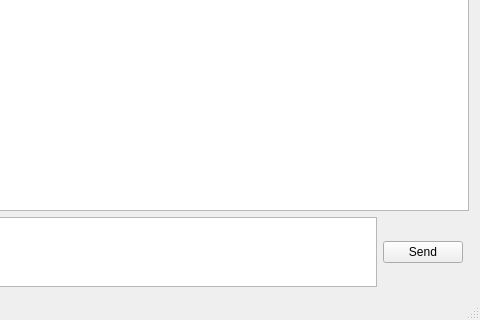
First picture: the form in lab3/lab3/mainwindow.ui, repository IvanTaleika/BSUIR-TOKS, before the edit; both pictures show x 255 to 735 and y 271 to 591 of the 735 by 591 pixel window.
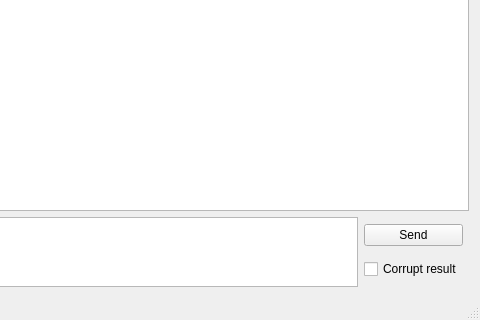
Second picture: the form after the edit. Icons and pictures are not drawn.

Commit message: Added corrupt message function

```diff
--- a/lab3/lab3/mainwindow.ui
+++ b/lab3/lab3/mainwindow.ui
@@ -14,7 +14,7 @@
    <string>Simple Terminal</string>
   </property>
   <widget class="QWidget" name="centralWidget">
-   <layout class="QVBoxLayout" name="verticalLayout" stretch="1,0">
+   <layout class="QVBoxLayout" name="verticalLayout" stretch="7,1">
     <property name="spacing">
      <number>6</number>
     </property>
@@ -65,9 +65,11 @@
        </widget>
       </item>
       <item>
+       <layout class="QVBoxLayout" name="verticalLayout_2">
+        <item>
        <widget class="QPushButton" name="sendButton">
         <property name="sizePolicy">
-         <sizepolicy hsizetype="Minimum" vsizetype="Fixed">
+           <sizepolicy hsizetype="Minimum" vsizetype="Maximum">
           <horstretch>0</horstretch>
           <verstretch>0</verstretch>
          </sizepolicy>
@@ -83,6 +85,24 @@
         </property>
        </widget>
       </item>
+        <item>
+         <widget class="QCheckBox" name="corruptResultBox">
+          <property name="enabled">
+           <bool>true</bool>
+          </property>
+          <property name="sizePolicy">
+           <sizepolicy hsizetype="Minimum" vsizetype="Fixed">
+            <horstretch>0</horstretch>
+            <verstretch>0</verstretch>
+           </sizepolicy>
+          </property>
+          <property name="text">
+           <string>Corrupt result</string>
+          </property>
+         </widget>
+        </item>
+       </layout>
+      </item>
      </layout>
     </item>
    </layout>
```
Left out of the diff: 2 changed lines with no effect on the pictures. Lines whose indentation alone changed are shown as unchanged. The commit also changes 4 other files.
